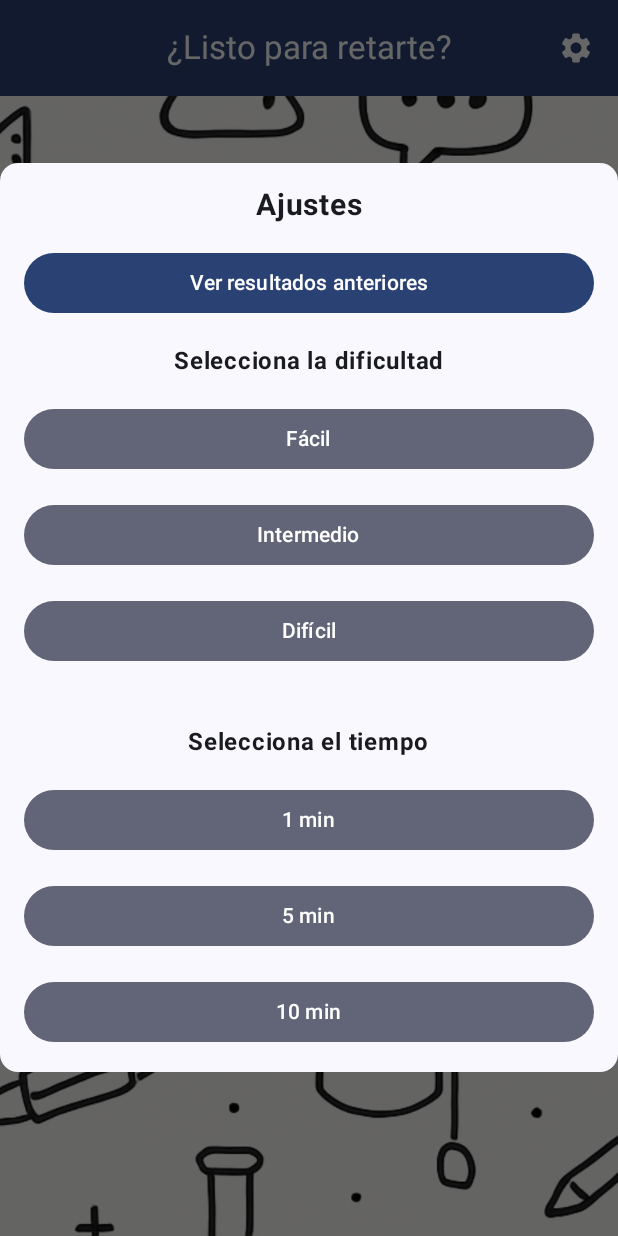
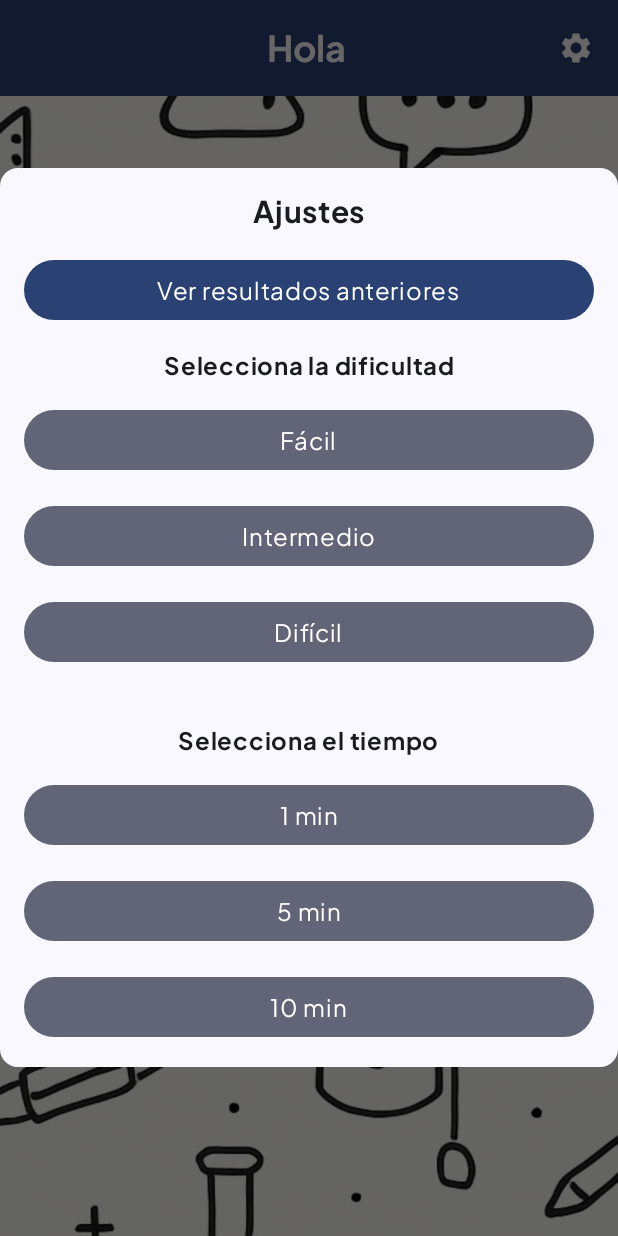
Before and after one commit to avazfra735/Quizzofrenico, an Android app built with Jetpack Compose: the ChoosePlayModeScreen screen opened through its navigation route, on a phone screen of 412 x 824 dp. Run offline under Robolectric (Android 15) with nearby library versions, the phone set to English and light mode, and no system bars; our stand-ins replace Dagger/Hilt's generated code, Firebase (no records; nobody signed in at launch, a user with empty details on screens opened directly); libraries missing offline, so code that uses them is left out: com.google.ai.client.

Commit message:
Mejoras de animacion y estilos

```diff
--- a/app/src/main/java/es/iessaladillo/adrian/quizzofrenico/core/navigation/NavigationWrapper.kt
+++ b/app/src/main/java/es/iessaladillo/adrian/quizzofrenico/core/navigation/NavigationWrapper.kt
@@ -5,13 +5,11 @@ import androidx.compose.animation.core.tween
 import androidx.compose.animation.fadeIn
 import androidx.compose.animation.fadeOut
 import androidx.compose.runtime.Composable
-import androidx.compose.runtime.LaunchedEffect
 import androidx.hilt.navigation.compose.hiltViewModel
 import androidx.lifecycle.compose.collectAsStateWithLifecycle
 import androidx.navigation.compose.NavHost
 import androidx.navigation.compose.composable
 import androidx.navigation.compose.rememberNavController
-import es.iessaladillo.adrian.quizzofrenico.data.AuthState
 import es.iessaladillo.adrian.quizzofrenico.ui.chooseplaymode.ChoosePlayModeScreen
 import es.iessaladillo.adrian.quizzofrenico.ui.home.HomeScreen
 import es.iessaladillo.adrian.quizzofrenico.ui.login.LoginScreen
@@ -25,6 +23,7 @@ import es.iessaladillo.adrian.quizzofrenico.ui.result.ResultScreen
 import es.iessaladillo.adrian.quizzofrenico.ui.result.ResultViewModel
 import es.iessaladillo.adrian.quizzofrenico.ui.scores.ScoresScreen
 import es.iessaladillo.adrian.quizzofrenico.ui.scores.ScoresViewModel
+import es.iessaladillo.adrian.quizzofrenico.ui.splash.SplashScreen
 import es.iessaladillo.adrian.quizzofrenico.ui.splash.SplashViewModel
 import kotlinx.serialization.json.Json
 import kotlinx.serialization.encodeToString
@@ -63,20 +62,11 @@ fun NavigationWrapper() {
 
         composable<Splash> { entry ->
             val splashViewModel: SplashViewModel = hiltViewModel(entry)
+            val navigateToHome =
+                { navController.navigate(Home) { popUpTo(Splash) { inclusive = true } } }
+            val navigateToChoosePlayMode = { navController.navigate(ChoosePlayMode) }
             val uiState = splashViewModel.uiState.collectAsStateWithLifecycle()
-            LaunchedEffect(uiState.value) {// Observa el estado de autenticación
-                when (uiState.value) {
-                    is AuthState.Authenticated -> navController.navigate(ChoosePlayMode) {
-                        popUpTo(Splash) { inclusive = true }
-                    }
-
-                    is AuthState.Unauthenticated -> navController.navigate(Home) {
-                        popUpTo(Splash) { inclusive = true }
-                    }
-
-                    is AuthState.Loading -> {}
-                }
-            }
+            SplashScreen(navigateToHome, navigateToChoosePlayMode, uiState.value)
 
         }
         composable<Home> { entry ->
@@ -171,6 +161,7 @@ fun NavigationWrapper() {
             val onLogOut: () -> Unit = {
                 choosePlayModeViewModel.onLogOut { navController.navigate(Home) }
             }
+            val username = choosePlayModeViewModel.userName.collectAsStateWithLifecycle()
             ChoosePlayModeScreen(
                 navigateToQuizz,
                 difficultSelected.value,
@@ -182,7 +173,8 @@ fun NavigationWrapper() {
                 onShowSettings,
                 time.value,
                 onTimeSelected,
-                onLogOut
+                onLogOut,
+                username.value
             )
         }
 
@@ -228,7 +220,10 @@ fun NavigationWrapper() {
             val isTimeUp = quizzViewModel.isTimeUp.collectAsStateWithLifecycle()
             val explanation = quizzViewModel.explanation.collectAsStateWithLifecycle()
             val showExplanation = quizzViewModel.showExplanation.collectAsStateWithLifecycle()
-            val onExplanationShown : () -> Unit = { quizzViewModel.onExplanationShown() }
+            val onExplanationShown: () -> Unit = { quizzViewModel.onExplanationShown() }
+            val explanationPending = quizzViewModel.explanationPending.collectAsStateWithLifecycle()
+            val onExplanationPending: () -> Unit =
+                { quizzViewModel.onExplanationPending() }
             val onExplanationDismiss = { quizzViewModel.onExplanationDismiss() }
             val error = quizzViewModel.error.collectAsStateWithLifecycle()
             val onErrorDialogDissmiss: () -> Unit =
@@ -252,6 +247,8 @@ fun NavigationWrapper() {
                 showExplanation.value,
                 onExplanationShown,
                 onExplanationDismiss,
+                explanationPending.value,
+                onExplanationPending,
                 error.value,
                 onErrorDialogDissmiss
             )
--- a/app/src/main/java/es/iessaladillo/adrian/quizzofrenico/data/DefaultRepository.kt
+++ b/app/src/main/java/es/iessaladillo/adrian/quizzofrenico/data/DefaultRepository.kt
@@ -57,7 +57,7 @@ class DefaultRepository @Inject constructor(
         }
     }
 
-    override suspend fun isUserLoggedIn(): AuthState {
+    override fun isUserLoggedIn(): AuthState {
         return if (auth.currentUser != null) {
             AuthState.Authenticated
         } else {
@@ -65,7 +65,7 @@ class DefaultRepository @Inject constructor(
         }
     }
 
-    override suspend fun signOut() {
+    override fun signOut() {
         auth.signOut()
     }
 
@@ -93,7 +93,11 @@ class DefaultRepository @Inject constructor(
         }
     }
 
-    fun mapFirebaseAuthError(e: Exception): String {
+    override fun getUserName(): String {
+        return auth.currentUser?.email?.substringBefore("@") ?: "Invitado"
+    }
+
+    private fun mapFirebaseAuthError(e: Exception): String {
         return when (e) {
             is FirebaseAuthWeakPasswordException -> "La contraseña es demasiado débil."
             is FirebaseAuthUserCollisionException -> "Este correo ya está registrado."
--- a/app/src/main/java/es/iessaladillo/adrian/quizzofrenico/data/Repository.kt
+++ b/app/src/main/java/es/iessaladillo/adrian/quizzofrenico/data/Repository.kt
@@ -6,6 +6,7 @@ interface Repository {
     suspend fun register(email: String, password: String): AuthResult
     suspend fun saveQuizz(topic: String, difficulty: String, result:Int,total: Int,timer:String)
     suspend fun getQuizz(): List<Score>
-    suspend fun isUserLoggedIn(): AuthState
-    suspend fun signOut()
+    fun isUserLoggedIn(): AuthState
+    fun signOut()
+    fun getUserName(): String
 }
--- a/app/src/main/java/es/iessaladillo/adrian/quizzofrenico/ui/chooseplaymode/ChoosePlayModeScreen.kt
+++ b/app/src/main/java/es/iessaladillo/adrian/quizzofrenico/ui/chooseplaymode/ChoosePlayModeScreen.kt
@@ -1,5 +1,8 @@
 package es.iessaladillo.adrian.quizzofrenico.ui.chooseplaymode
 
+import android.annotation.SuppressLint
+import android.app.Activity
+import androidx.activity.compose.BackHandler
 import androidx.compose.foundation.Image
 import androidx.compose.foundation.background
 import androidx.compose.foundation.border
@@ -8,10 +11,12 @@ import androidx.compose.foundation.layout.*
 import androidx.compose.material.icons.Icons
 import androidx.compose.material.icons.filled.Settings
 import androidx.compose.material3.*
+import androidx.compose.material3.MaterialTheme
 import androidx.compose.runtime.Composable
 import androidx.compose.ui.Alignment
 import androidx.compose.ui.Modifier
 import androidx.compose.ui.layout.ContentScale
+import androidx.compose.ui.platform.LocalContext
 import androidx.compose.ui.res.painterResource
 import androidx.compose.ui.text.font.FontWeight
 import androidx.compose.ui.tooling.preview.Preview
@@ -21,6 +26,7 @@ import androidx.compose.ui.window.Dialog
 import es.iessaladillo.adrian.quizzofrenico.R
 import es.iessaladillo.adrian.quizzofrenico.ui.theme.QuizzofrenicoTheme
 
+@SuppressLint("ContextCastToActivity")
 @OptIn(ExperimentalMaterial3Api::class)
 @Composable
 fun ChoosePlayModeScreen(
@@ -34,12 +40,17 @@ fun ChoosePlayModeScreen(
     onShowSettings: () -> Unit,
     timeSelected: Int,
     onTimeSelected: (Int) -> Unit,
-    onLogOut: () -> Unit
+    onLogOut: () -> Unit,
+    username:String
 ) {
+    val activity = LocalContext.current as? Activity
 
+    BackHandler {
+        activity?.finish() // Cierra la aplicación
+    }
 
     Scaffold(
-        topBar = { ChoosePlayModeTopBar(onShowSettings) }
+        topBar = { ChoosePlayModeTopBar(onShowSettings,username) }
     ) { innerPadding ->
         ChoosePlayModeBackground()
         Column(
@@ -82,12 +93,16 @@ fun ChoosePlayModeScreen(
                                 },
                                 modifier = Modifier.fillMaxWidth()
                             ) {
-                                Text("Ver resultados anteriores")
+                                Text(
+                                    text = "Ver resultados anteriores",
+                                    style = MaterialTheme.typography.bodyLarge,
+                                )
                             }
                             Text(
                                 text = "Selecciona la dificultad",
                                 fontSize = 16.sp,
                                 fontWeight = FontWeight.Bold,
+                                style = MaterialTheme.typography.bodyLarge,
                                 color = MaterialTheme.colorScheme.onSurface
                             )
                             DifficultyButton(
@@ -110,6 +125,7 @@ fun ChoosePlayModeScreen(
                                 text = "Selecciona el tiempo",
                                 fontSize = 16.sp,
                                 fontWeight = FontWeight.Bold,
+                                style = MaterialTheme.typography.bodyLarge,
                                 color = MaterialTheme.colorScheme.onSurface
                             )
                             TimeButton(
@@ -151,7 +167,7 @@ fun ChoosePlayModeScreen(
                 ) {
                     Text(
                         text = "Introduce el tema del quiz",
-                        style = MaterialTheme.typography.titleMedium,
+                        style = MaterialTheme.typography.headlineSmall,
                         color = MaterialTheme.colorScheme.onBackground
                     )
                     Spacer(modifier = Modifier.height(8.dp))
@@ -168,7 +184,10 @@ fun ChoosePlayModeScreen(
                         onClick = { navigateToQuizz(inputValue, difficultSelected, timeSelected) },
                         enabled = difficultSelected.isNotEmpty() && inputValue.isNotEmpty() && timeSelected > 0,
                     ) {
-                        Text(text = "Generar quiz")
+                        Text(text = "Generar Quiz",
+                            style = MaterialTheme.typography.bodyLarge,
+                            color = MaterialTheme.colorScheme.onPrimary
+                        )
                     }
                     Spacer(modifier = Modifier.height(32.dp))
                     Text(
@@ -181,7 +200,10 @@ fun ChoosePlayModeScreen(
                         onClick = onLogOut,
                         modifier = Modifier.fillMaxWidth()
                     ) {
-                        Text(text = "Cerrar sesión")
+                        Text(text = "Cerrar sesión",
+                            style = MaterialTheme.typography.bodyLarge,
+                            color = MaterialTheme.colorScheme.onPrimary
+                        )
                     }
                 }
             }
@@ -204,7 +226,11 @@ private fun TimeButton(
         modifier = Modifier.fillMaxWidth(),
         colors = ButtonDefaults.buttonColors(containerColor = colors)
     ) {
-        Text(text = text, color = MaterialTheme.colorScheme.onPrimary)
+        Text(
+            text = text,
+            color = MaterialTheme.colorScheme.onPrimary,
+            style = MaterialTheme.typography.bodyLarge,
+        )
     }
 }
 
@@ -223,18 +249,23 @@ private fun DifficultyButton(
         modifier = Modifier.fillMaxWidth(),
         colors = ButtonDefaults.buttonColors(containerColor = colors)
     ) {
-        Text(text = text, color = MaterialTheme.colorScheme.onPrimary)
+        Text(
+            text = text,
+            color = MaterialTheme.colorScheme.onPrimary,
+            style = MaterialTheme.typography.bodyLarge,
+        )
     }
 }
 
 @OptIn(ExperimentalMaterial3Api::class)
 @Composable
-fun ChoosePlayModeTopBar(onShowSettings: () -> Unit) {
+fun ChoosePlayModeTopBar(onShowSettings: () -> Unit,username: String) {
     CenterAlignedTopAppBar(
         title = {
             Text(
-                text = "¿Listo para retarte?",
-                color = MaterialTheme.colorScheme.onPrimary
+                text = "Hola $username",
+                color = MaterialTheme.colorScheme.onPrimary,
+                style = MaterialTheme.typography.headlineSmall,
             )
         },
         colors = TopAppBarDefaults.centerAlignedTopAppBarColors(
@@ -285,7 +316,8 @@ fun ChoosePlayModePreview() {
             onShowSettings = {},
             timeSelected = 1,
             onTimeSelected = {},
-            onLogOut = {}
+            onLogOut = {},
+            username = "Invitado"
         )
     }
 }
--- a/app/src/main/java/es/iessaladillo/adrian/quizzofrenico/ui/chooseplaymode/ChoosePlayModeViewModel.kt
+++ b/app/src/main/java/es/iessaladillo/adrian/quizzofrenico/ui/chooseplaymode/ChoosePlayModeViewModel.kt
@@ -26,6 +26,13 @@ class ChoosePlayModeViewModel @Inject constructor(private val repository: Reposi
     private val _time: MutableStateFlow<Int> = MutableStateFlow(0)
     val time: StateFlow<Int> get() = _time.asStateFlow()
 
+    private val _userName: MutableStateFlow<String> = MutableStateFlow("")
+    val userName: StateFlow<String> get() = _userName.asStateFlow()
+
+    init {
+        _userName.value = repository.getUserName()
+    }
+
     fun onChangeInput(newInputValue: String) {
         _inputValue.value = newInputValue
     }
--- a/app/src/main/java/es/iessaladillo/adrian/quizzofrenico/ui/login/LoginScreen.kt
+++ b/app/src/main/java/es/iessaladillo/adrian/quizzofrenico/ui/login/LoginScreen.kt
@@ -166,7 +166,8 @@ fun LoginScreen(
                     ) {
                         Text(
                             text = stringResource(R.string.login),
-                            color = MaterialTheme.colorScheme.onPrimary
+                            color = MaterialTheme.colorScheme.onPrimary,
+                            style = MaterialTheme.typography.titleMedium
                         )
                     }
 
@@ -175,7 +176,8 @@ fun LoginScreen(
                     TextButton(onClick = navigateToRegister) {
                         Text(
                             text = stringResource(R.string.no_account),
-                            color = MaterialTheme.colorScheme.primary
+                            color = MaterialTheme.colorScheme.primary,
+                            style = MaterialTheme.typography.titleMedium
                         )
                     }
                 }
--- /dev/null
+++ b/app/src/main/java/es/iessaladillo/adrian/quizzofrenico/ui/splash/SplashScreen.kt
@@ -0,0 +1,135 @@
+package es.iessaladillo.adrian.quizzofrenico.ui.splash
+
+import androidx.compose.animation.core.Animatable
+import androidx.compose.animation.core.LinearEasing
+import androidx.compose.animation.core.tween
+import androidx.compose.foundation.Image
+import androidx.compose.foundation.background
+import androidx.compose.foundation.clickable
+import androidx.compose.foundation.isSystemInDarkTheme
+import androidx.compose.foundation.layout.Arrangement
+import androidx.compose.foundation.layout.Box
+import androidx.compose.foundation.layout.Column
+import androidx.compose.foundation.layout.fillMaxSize
+import androidx.compose.foundation.layout.fillMaxWidth
+import androidx.compose.foundation.layout.offset
+import androidx.compose.foundation.layout.padding
+import androidx.compose.material3.MaterialTheme
+import androidx.compose.material3.Scaffold
+import androidx.compose.material3.Text
+import androidx.compose.runtime.Composable
+import androidx.compose.runtime.LaunchedEffect
+import androidx.compose.runtime.remember
+import androidx.compose.ui.Alignment
+import androidx.compose.ui.Modifier
+import androidx.compose.ui.graphics.Color
+import androidx.compose.ui.layout.ContentScale
+import androidx.compose.ui.res.painterResource
+import androidx.compose.ui.tooling.preview.Preview
+import androidx.compose.ui.unit.dp
+import es.iessaladillo.adrian.quizzofrenico.R
+import es.iessaladillo.adrian.quizzofrenico.data.AuthState
+import es.iessaladillo.adrian.quizzofrenico.ui.theme.QuizzofrenicoTheme
+
+@Composable
+fun SplashScreen(
+    navigateToHome: () -> Unit,
+    navigateToChoosePlayMode: () -> Unit,
+    uiState: AuthState
+) {
+
+    Scaffold { contentPadding ->
+        Box(
+            modifier = Modifier
+                .fillMaxSize()
+                .background(
+                    Color.Transparent,
+                    shape = MaterialTheme.shapes.medium
+                )
+                .padding(16.dp)
+                .clickable {
+                    when (uiState) {
+                        is AuthState.Authenticated -> navigateToChoosePlayMode()
+                        is AuthState.Unauthenticated -> navigateToHome()
+                        is AuthState.Loading -> {}
+                    }
+                }
+        )
+        SplashBackground()
+        Column(
+            modifier = Modifier
+                .fillMaxSize()
+                .padding(contentPadding),
+            horizontalAlignment = Alignment.CenterHorizontally,
+            verticalArrangement = Arrangement.Bottom
+        ) {
+            Box(
+                modifier = Modifier
+                    .fillMaxWidth()
+                    .background(MaterialTheme.colorScheme.primary)
+                    .padding(vertical = 16.dp),
+                contentAlignment = Alignment.Center
+            ) {
+                AnimatedText()
+            }
+
+        }
+
+    }
+
+}
+@Composable
+fun AnimatedText() {
+    val offsetX = remember { Animatable(0f) }
+
+    LaunchedEffect(Unit) {
+        while (true) {
+            offsetX.animateTo(
+                targetValue = 20f,
+                animationSpec = tween(durationMillis = 1000, easing = LinearEasing)
+            )
+            offsetX.animateTo(
+                targetValue = -20f,
+                animationSpec = tween(durationMillis = 1000, easing = LinearEasing)
+            )
+        }
+    }
+
+    Text(
+        text = "Toca la pantalla para comenzar",
+        style = MaterialTheme.typography.headlineSmall,
+        color = MaterialTheme.colorScheme.onPrimary,
+        modifier = Modifier.offset(x = offsetX.value.dp)
+    )
+}
+
+
+@Composable
+fun SplashBackground() {
+    Box(
+        modifier = Modifier
+            .fillMaxSize()
+            .background(MaterialTheme.colorScheme.background)
+    ) {
+        Image(
+            painter = if (!isSystemInDarkTheme()) painterResource(id = R.drawable.main_image) else painterResource(
+                id = R.drawable.main_image_dark
+            ),
+            contentDescription = null,
+            contentScale = ContentScale.Crop,
+            modifier = Modifier.fillMaxSize()
+        )
+    }
+}
+
+@Preview
+@Composable
+fun SplashScreenPreview() {
+    QuizzofrenicoTheme {
+        SplashScreen(
+            navigateToHome = {},
+            navigateToChoosePlayMode = {},
+            uiState = AuthState.Loading
+        )
+    }
+}
--- a/app/src/main/java/es/iessaladillo/adrian/quizzofrenico/ui/theme/Theme.kt
+++ b/app/src/main/java/es/iessaladillo/adrian/quizzofrenico/ui/theme/Theme.kt
@@ -62,7 +62,7 @@ fun QuizzofrenicoTheme(
 
     MaterialTheme(
         colorScheme = colorScheme,
-        typography = Typography,
+        typography = PlusJakartaSansTypography,
         content = content
     )
 }
```
Also changed, not shown: app/src/main/java/es/iessaladillo/adrian/quizzofrenico/ui/quizz/QuizzScreen.kt (+15 -6 lines), app/src/main/java/es/iessaladillo/adrian/quizzofrenico/ui/quizz/QuizzViewModel.kt (+8 -0 lines), app/src/main/java/es/iessaladillo/adrian/quizzofrenico/ui/register/RegisterScreen.kt (+6 -3 lines), app/src/main/java/es/iessaladillo/adrian/quizzofrenico/ui/scores/ScoresScreen.kt (+6 -3 lines), app/src/main/java/es/iessaladillo/adrian/quizzofrenico/ui/theme/Type.kt (+76 -2 lines), app/src/main/res/font/plus_jakarta_sans.ttf (added), app/src/main/res/font/plusjakartasans_bold.ttf (added), 2 other files.
